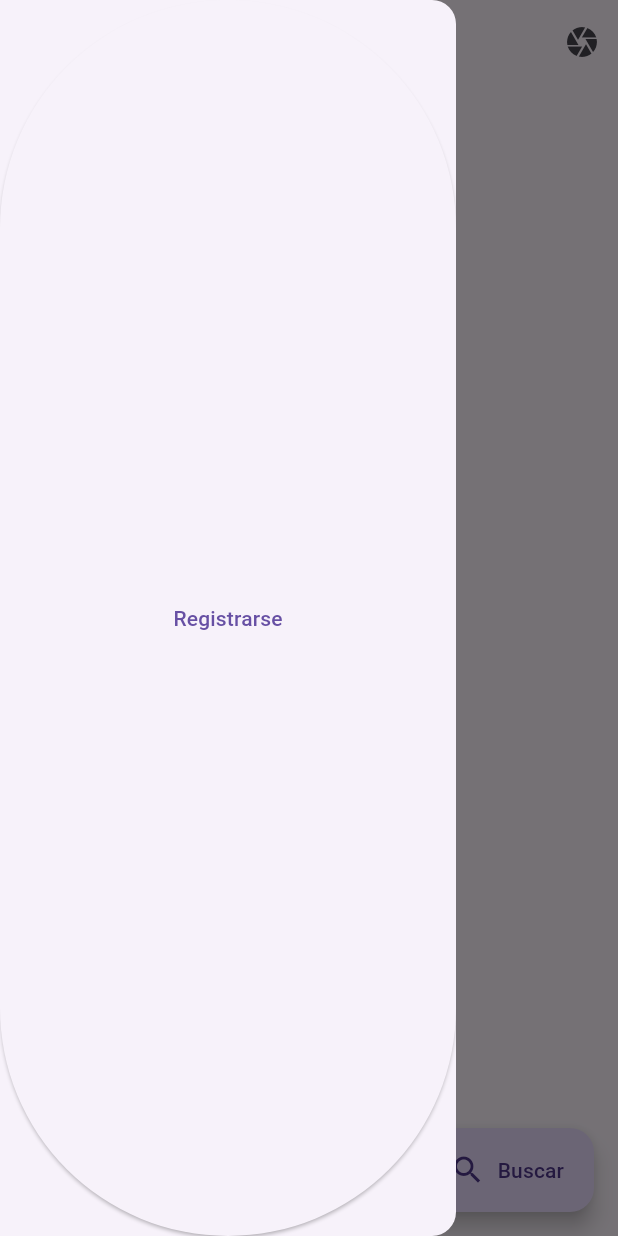
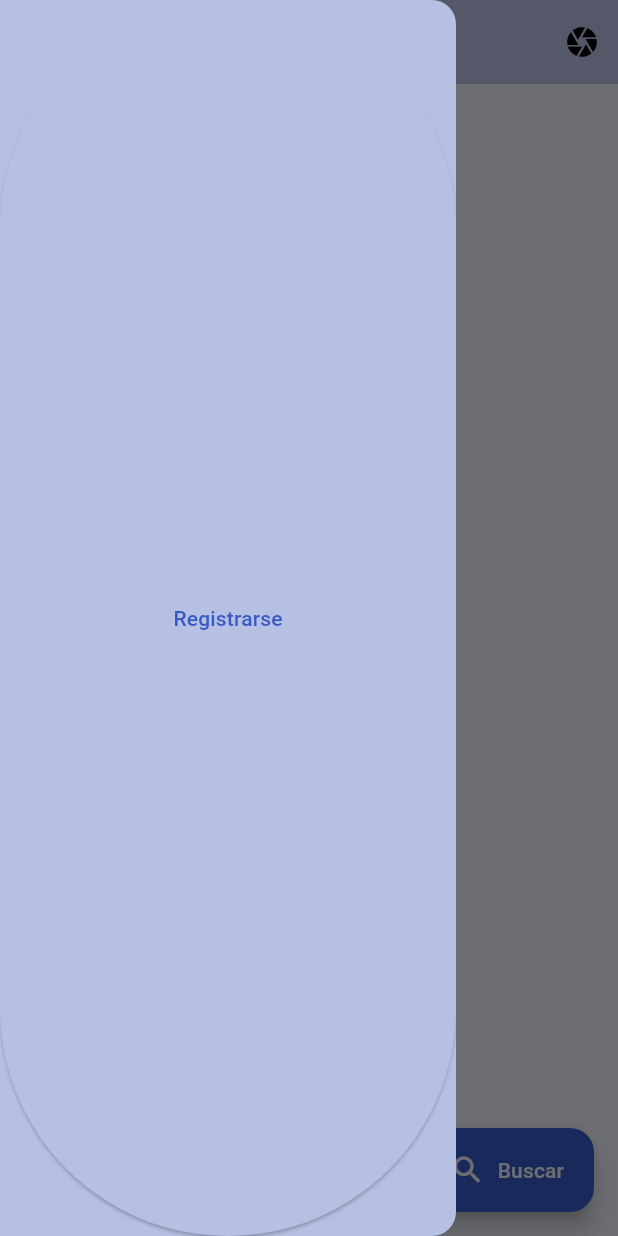
Before and after one commit to nehemiasmunoz/Decoder-F, a Flutter app: the screen it shows after launch, with the side drawer open, on a phone screen of 412 x 824 dp. Run offline on Flutter 3.47's test engine with Material 3 defaults, Android fonts, the phone set to English and light mode, and no system bars; our stand-ins replace animate_do, flutter_dotenv, google_generative_ai, sqflite; accounts and stored records are empty.

Commit message:
Add: themes

```diff
--- a/lib/main.dart
+++ b/lib/main.dart
@@ -1,4 +1,6 @@
 import 'package:decoder/routes/app_routes.dart';
+import 'package:decoder/util/theme_app.dart';
+
 import 'package:flutter/material.dart';
 import 'package:flutter_dotenv/flutter_dotenv.dart';
 import 'package:provider/provider.dart';
@@ -36,6 +38,9 @@ class MainApp extends StatelessWidget {
       child: MaterialApp(
         initialRoute: AppRoutes.initialRoute,
         routes: AppRoutes.routes,
+        themeMode: ThemeMode.system,
+        theme: light,
+        darkTheme: dark,
       ),
     );
   }
```
